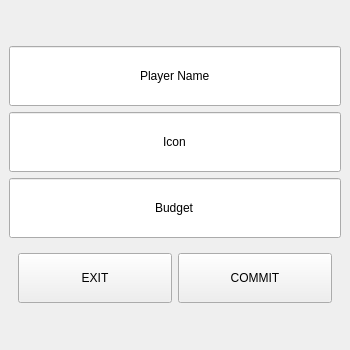
Above: add_player_window.ui from HausMeister008/TikTakToeWithDavid before the change. Below: the same form after it.
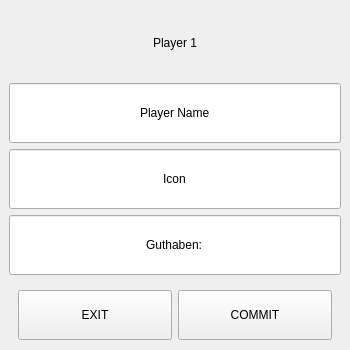
That is the form after the change.

What changed in the file:
```diff
--- a/add_player_window.ui
+++ b/add_player_window.ui
@@ -62,6 +62,16 @@
       <property name="bottomMargin">
        <number>9</number>
       </property>
+      <item>
+       <widget class="QLabel" name="lb_Player_Number">
+        <property name="text">
+         <string>Player 1</string>
+        </property>
+        <property name="alignment">
+         <set>Qt::AlignCenter</set>
+        </property>
+       </widget>
+      </item>
       <item>
        <widget class="QLineEdit" name="lnedit_playerName">
         <property name="sizePolicy">
@@ -139,7 +149,7 @@
          </size>
         </property>
         <property name="text">
-         <string>Budget</string>
+         <string>Guthaben:</string>
         </property>
         <property name="alignment">
          <set>Qt::AlignCenter</set>
```
Left out of the diff: 17 changed lines with no effect on the pictures.
